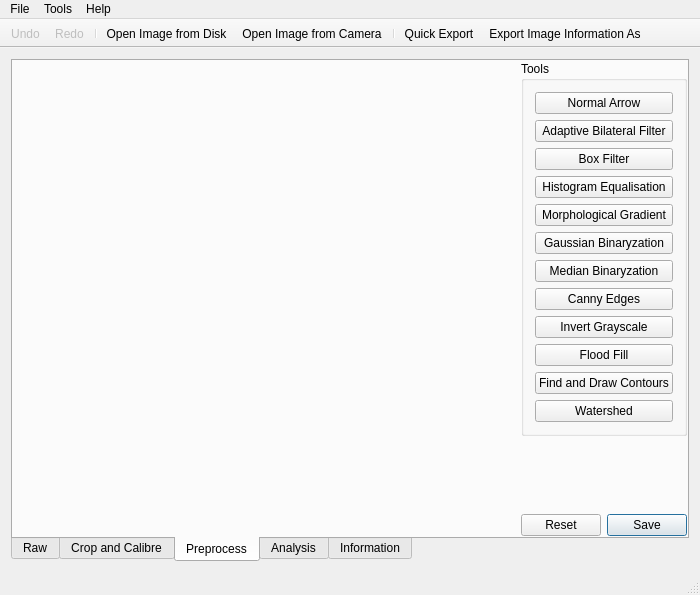
The window that gui/mainwindow.ui (librehat/caiga) describes before a commit, drawn with Qt 5.
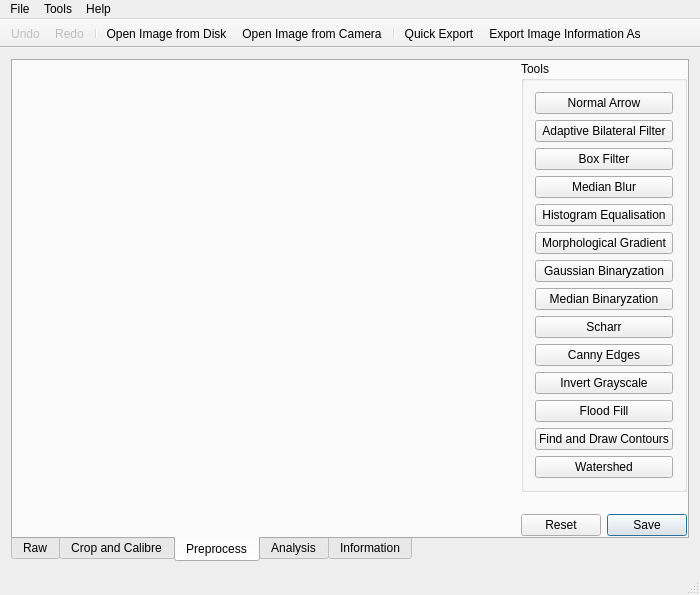
The same window after the commit. The open tabs and pages were chosen to show the change. Icons and pictures are not drawn. Custom widgets are drawn as their Qt base class.

The edit to the form file:
```diff
--- a/gui/mainwindow.ui
+++ b/gui/mainwindow.ui
@@ -311,6 +311,13 @@
              </property>
             </widget>
            </item>
+           <item>
+            <widget class="QPushButton" name="medianBlurButton">
+             <property name="text">
+              <string>Median Blur</string>
+             </property>
+            </widget>
+           </item>
            <item>
             <widget class="QPushButton" name="histEqualiseButton">
              <property name="text">
@@ -339,6 +346,13 @@
              </property>
             </widget>
            </item>
+           <item>
+            <widget class="QPushButton" name="scharrButton">
+             <property name="text">
+              <string>Scharr</string>
+             </property>
+            </widget>
+           </item>
            <item>
             <widget class="QPushButton" name="cannyButton">
              <property name="text">
```
Left out of the diff: 2 changed lines with no effect on the pictures.
